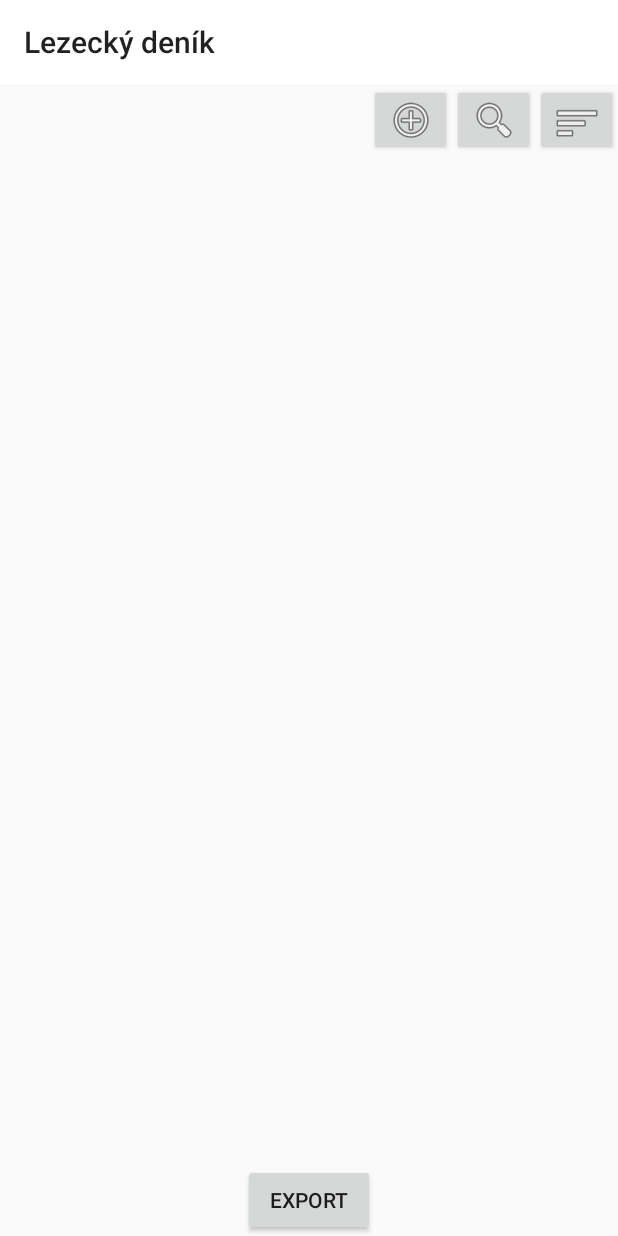
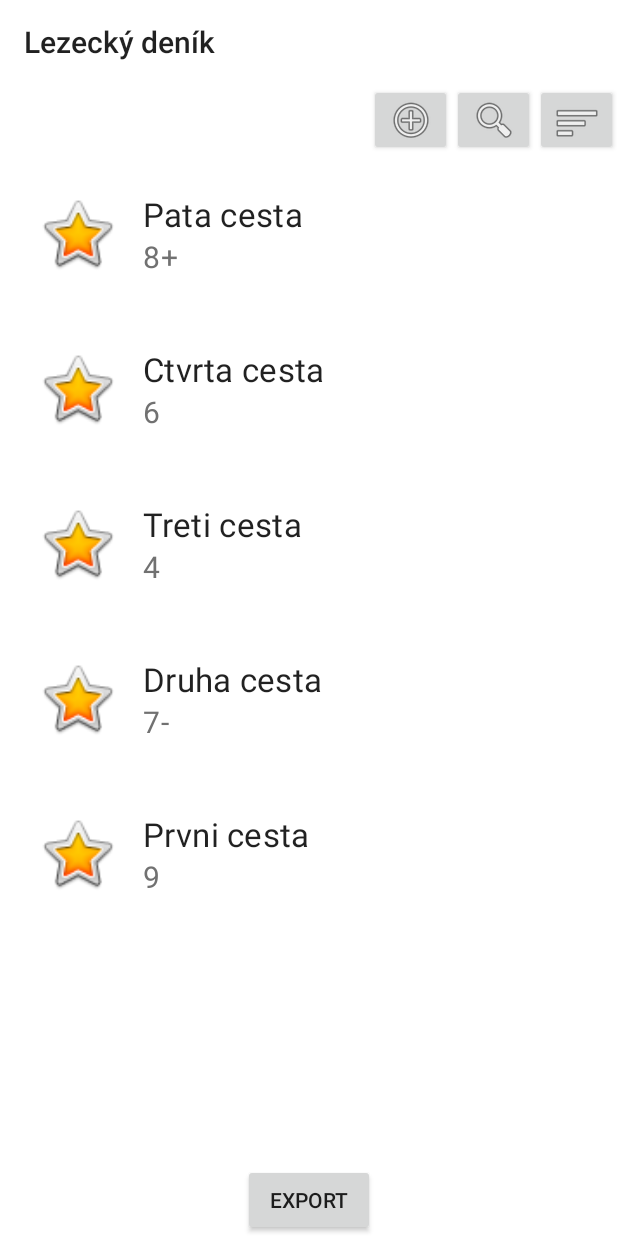
Before and after one commit to ikmujn357/DenikV1, an Android app built with Jetpack Compose: the screen it shows after launch (MainActivity), on a phone screen of 412 x 824 dp. Run offline under Robolectric (Android 15) with nearby library versions, the phone set to English and light mode, and no system bars.

Commit message:
9.11 Přidán seznam cest na uvodni strance

```diff
--- /dev/null
+++ b/app/src/main/java/com/example/denikv1/Cesta.kt
@@ -0,0 +1,10 @@
+package com.example.denikv1
+
+data class Cesta(
+    val id: Int,
+    val title: String,
+    val description: String,
+) {
+    // Konstruktor pro vytvoření instance
+    constructor(title: String, description: String) : this(0, title, description)
+}
--- /dev/null
+++ b/app/src/main/java/com/example/denikv1/LezeckaCestaAdapter.kt
@@ -0,0 +1,33 @@
+package com.example.denikv1
+
+import android.view.LayoutInflater
+import android.view.View
+import android.view.ViewGroup
+import android.widget.TextView
+import androidx.recyclerview.widget.RecyclerView
+
+class CestaAdapter(private val cesta: List<Cesta>) : RecyclerView.Adapter<CestaAdapter.CestaViewHolder>() {
+
+    class CestaViewHolder(view: View) : RecyclerView.ViewHolder(view) {
+        val CestaTitle: TextView = view.findViewById(R.id.cestaTitle)
+        val CestaDescription: TextView = view.findViewById(R.id.cestaDescription)
+    }
+
+    override fun onCreateViewHolder(parent: ViewGroup, viewType: Int): CestaViewHolder {
+        val view = LayoutInflater.from(parent.context).inflate(R.layout.item_cesta, parent, false)
+        return CestaViewHolder(view)
+    }
+
+    override fun onBindViewHolder(holder: CestaViewHolder, position: Int) {
+        val cesta = cesta[position]
+        holder.CestaTitle.text = cesta.title
+        holder.CestaDescription.text = cesta.description
+
+        val spacingInPixels = holder.itemView.resources.getDimensionPixelSize(R.dimen.spacing_between_items)
+        val layoutParams = holder.itemView.layoutParams as ViewGroup.MarginLayoutParams
+        layoutParams.setMargins(spacingInPixels, spacingInPixels, spacingInPixels, spacingInPixels)
+        holder.itemView.layoutParams = layoutParams
+    }
+
+    override fun getItemCount() = cesta.size
+}
--- a/app/src/main/java/com/example/denikv1/MainActivity.kt
+++ b/app/src/main/java/com/example/denikv1/MainActivity.kt
@@ -2,33 +2,29 @@ package com.example.denikv1
 
 import android.content.Intent
 import android.os.Bundle
-import android.view.View
-import android.view.animation.Animation
-import android.view.animation.DecelerateInterpolator
-import android.view.animation.RotateAnimation
 import android.widget.Button
-import android.widget.ImageView
-import android.widget.TextView
-import androidx.activity.ComponentActivity
-import androidx.appcompat.app.AlertDialog
 import androidx.appcompat.app.AppCompatActivity
-import androidx.compose.runtime.Composable
-import androidx.compose.ui.tooling.preview.Preview
 import androidx.recyclerview.widget.LinearLayoutManager
 import androidx.recyclerview.widget.RecyclerView
 import java.util.ArrayList
-import kotlinx.coroutines.Dispatchers
-import kotlinx.coroutines.GlobalScope
-import kotlinx.coroutines.delay
-import kotlinx.coroutines.launch
-import kotlin.random.Random
 
 
 class MainActivity : AppCompatActivity() {
+    private val cesty = ArrayList<Cesta>()
 
     override fun onCreate(savedInstanceState: Bundle?) {
         super.onCreate(savedInstanceState)
         setContentView(R.layout.main_activity)
+
+        cesty.add(Cesta("Pata cesta", "8+"))
+        cesty.add(Cesta("Ctvrta cesta", "6"))
+        cesty.add(Cesta("Treti cesta", "4"))
+        cesty.add(Cesta("Druha cesta", "7-"))
+        cesty.add(Cesta("Prvni cesta", "9"))
+
+        val taskList = findViewById<RecyclerView>(R.id.recyclerView)
+        taskList.layoutManager = LinearLayoutManager(this)
+        taskList.adapter = CestaAdapter(cesty)
 
         supportActionBar?.elevation = 0f
 
@@ -37,23 +33,22 @@ class MainActivity : AppCompatActivity() {
         val recyclerView = findViewById<RecyclerView>(R.id.recyclerView)
         recyclerView.layoutManager = layoutManager
 
+
+
         val buttonShowAdd = findViewById<Button>(R.id.button_add)
         buttonShowAdd.setOnClickListener {
-            // Po kliknutí na tlačítko zobrazíme statistiky (přejdeme na novou aktivitu)
             val intent = Intent(this, AddActivity::class.java)
             startActivity(intent)
         }
 
         val buttonShowFind = findViewById<Button>(R.id.button_find)
         buttonShowFind.setOnClickListener {
-            // Po kliknutí na tlačítko zobrazíme statistiky (přejdeme na novou aktivitu)
             val intent = Intent(this, FindActivity::class.java)
             startActivity(intent)
         }
 
         val buttonShowStatistics = findViewById<Button>(R.id.button_statistics)
         buttonShowStatistics.setOnClickListener {
-            // Po kliknutí na tlačítko zobrazíme statistiky (přejdeme na novou aktivitu)
             val intent = Intent(this, ShowStatistics::class.java)
             startActivity(intent)
         }
--- a/app/src/main/java/com/example/denikv1/allStatistics.kt
+++ b/app/src/main/java/com/example/denikv1/allStatistics.kt
@@ -18,6 +18,7 @@ class AllStatistics : Fragment() {
         savedInstanceState: Bundle?
     ): View? {
         val view = inflater.inflate(R.layout.celkova, container, false)
+
 
         val graphView = view.findViewById<GraphView>(R.id.graph_obtiznost)
 
--- a/app/src/main/java/com/example/denikv1/dailyStatistics.kt
+++ b/app/src/main/java/com/example/denikv1/dailyStatistics.kt
@@ -18,8 +18,8 @@ class DailyStatistics : Fragment() {
         inflater: LayoutInflater, container: ViewGroup?,
         savedInstanceState: Bundle?
     ): View? {
+
         val view = inflater.inflate(R.layout.denni, container, false)
-
         graph1(view)
         graph2(view)
 
--- a/app/src/main/res/layout/celkova.xml
+++ b/app/src/main/res/layout/celkova.xml
@@ -1,7 +1,8 @@
 <?xml version="1.0" encoding="utf-8"?>
 <androidx.core.widget.NestedScrollView xmlns:android="http://schemas.android.com/apk/res/android"
     android:layout_width="match_parent"
-    android:layout_height="match_parent">
+    android:layout_height="match_parent"
+    android:background="@color/white">
 
     <LinearLayout
         xmlns:android="http://schemas.android.com/apk/res/android"
--- a/app/src/main/res/layout/denni.xml
+++ b/app/src/main/res/layout/denni.xml
@@ -1,7 +1,8 @@
 <?xml version="1.0" encoding="utf-8"?>
 <androidx.core.widget.NestedScrollView xmlns:android="http://schemas.android.com/apk/res/android"
     android:layout_width="match_parent"
-    android:layout_height="match_parent">
+    android:layout_height="match_parent"
+    android:background="@color/white">
 
     <LinearLayout
         xmlns:android="http://schemas.android.com/apk/res/android"
--- /dev/null
+++ b/app/src/main/res/layout/item_cesta.xml
@@ -0,0 +1,37 @@
+<?xml version="1.0" encoding="utf-8"?>
+<LinearLayout xmlns:android="http://schemas.android.com/apk/res/android"
+    xmlns:app="http://schemas.android.com/apk/res-auto"
+    android:layout_width="match_parent"
+    android:layout_height="wrap_content"
+    android:padding="14dp">
+
+    <ImageView
+        android:layout_width="55dp"
+        android:layout_height="55dp"
+        android:contentDescription="Ikonka cesty"
+        android:src="@android:drawable/btn_star_big_on" />
+
+    <LinearLayout
+        android:paddingLeft="16dp"
+        android:layout_width="match_parent"
+        android:layout_height="match_parent"
+        android:orientation="vertical">
+
+        <TextView
+            android:id="@+id/cestaTitle"
+            android:layout_width="wrap_content"
+            android:layout_height="wrap_content"
+            android:text="Název cesty"
+            android:textAppearance="?attr/textAppearanceSubtitle1"
+            android:textSize="22sp" />
+
+        <TextView
+            android:id="@+id/cestaDescription"
+            android:layout_width="wrap_content"
+            android:layout_height="wrap_content"
+            android:text="Obtiznost"
+            android:textAppearance="?attr/textAppearanceBody2"
+            android:textColor="#717171"
+            android:textSize="20sp" />
+    </LinearLayout>
+</LinearLayout>
--- a/app/src/main/res/layout/main_activity.xml
+++ b/app/src/main/res/layout/main_activity.xml
@@ -1,9 +1,9 @@
 <?xml version="1.0" encoding="utf-8"?>
 <RelativeLayout xmlns:android="http://schemas.android.com/apk/res/android"
     android:layout_width="match_parent"
-    android:layout_height="match_parent">
+    android:layout_height="match_parent"
+    android:background="@color/white">
 
-    <!-- Horní panel s tlačítky -->
     <LinearLayout
         android:id="@+id/topPanel"
         android:layout_width="match_parent"
--- a/app/src/main/res/layout/statistika.xml
+++ b/app/src/main/res/layout/statistika.xml
@@ -4,7 +4,8 @@
     xmlns:tools="http://schemas.android.com/tools"
     android:layout_width="match_parent"
     android:layout_height="match_parent"
-    tools:context=".ShowStatistics">
+    tools:context=".ShowStatistics"
+    android:background="@color/white">
 
     <!-- Obsah -->
 
@@ -13,7 +14,14 @@
         android:layout_width="match_parent"
         android:layout_height="wrap_content"
         android:layout_alignParentBottom="false"
-        app:menu="@menu/top_navigation_menu" />
+        android:background="@color/white"
+        android:elevation="0dp"
+        app:itemBackground="@color/white"
+        app:itemIconTint="@color/black"
+        app:itemTextColor="#000000"
+        app:labelVisibilityMode="labeled"
+        app:menu="@menu/top_navigation_menu"
+        />
 
     <FrameLayout
         android:id="@+id/content_container"
--- a/app/src/main/res/layout/vyhledavani.xml
+++ b/app/src/main/res/layout/vyhledavani.xml
@@ -1,7 +1,8 @@
 <?xml version="1.0" encoding="utf-8"?>
 <ScrollView xmlns:android="http://schemas.android.com/apk/res/android"
     android:layout_width="match_parent"
-    android:layout_height="match_parent">
+    android:layout_height="match_parent"
+    android:background="@color/white">
 
     <RelativeLayout
         android:layout_width="match_parent"
--- a/app/src/main/res/layout/zapis.xml
+++ b/app/src/main/res/layout/zapis.xml
@@ -1,7 +1,8 @@
 <?xml version="1.0" encoding="utf-8"?>
 <ScrollView xmlns:android="http://schemas.android.com/apk/res/android"
     android:layout_width="match_parent"
-    android:layout_height="match_parent">
+    android:layout_height="match_parent"
+    android:background="@color/white">
 
     <RelativeLayout
         android:layout_width="match_parent"
--- /dev/null
+++ b/app/src/main/res/values/spacing_between_items.xml
@@ -0,0 +1,4 @@
+<?xml version="1.0" encoding="utf-8"?>
+<resources>
+    <dimen name="spacing_between_items">10dp</dimen>
+</resources>
```
